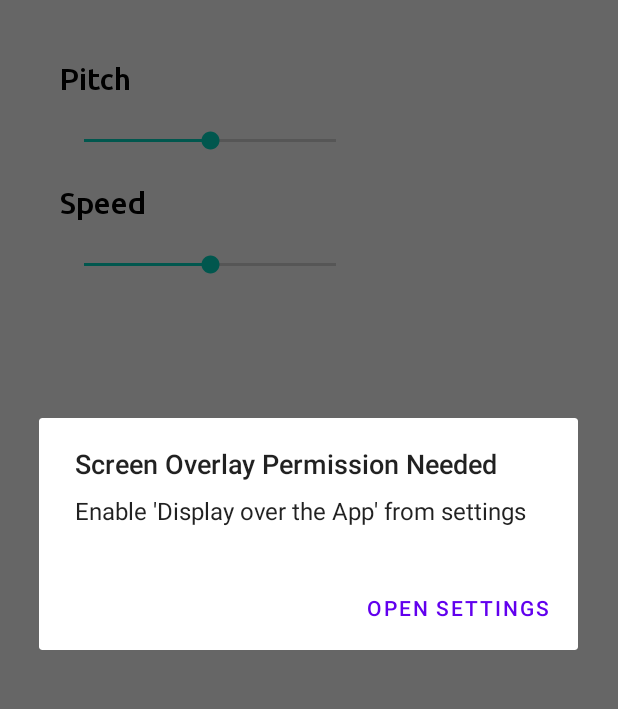
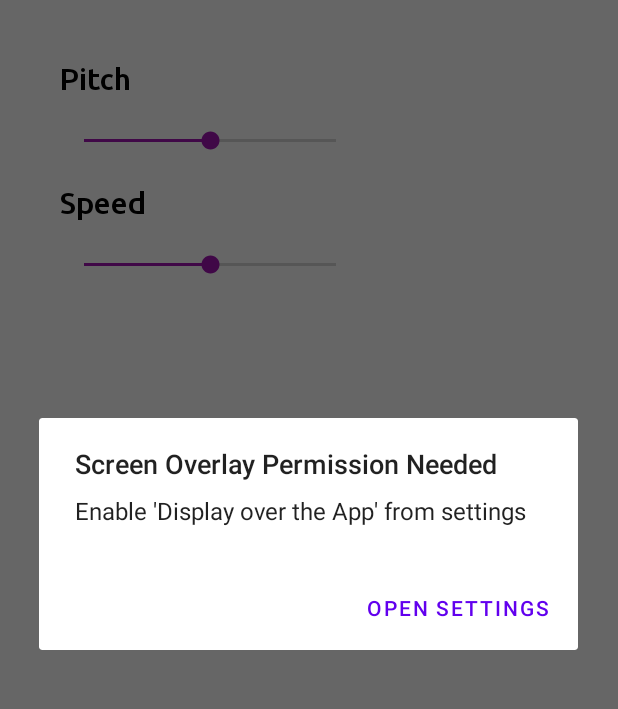
Before and after one commit to JamalAartsen/MyRead, an Android app: the HomeFragment screen opened through its navigation route, after a tap on "START", on a phone screen of 412 x 824 dp, the part 84-793 px from its top. Run offline under Robolectric (Android 15) with nearby library versions, the light colour scheme and no system bars; our stand-ins replace Dagger/Hilt's generated code, EventBus.

Commit message:
Fix bug and did some code clean up

```diff
--- a/app/src/main/java/com/jamal/myread/ui/fragments/AlertDialogFragment.kt
+++ b/app/src/main/java/com/jamal/myread/ui/fragments/AlertDialogFragment.kt
@@ -10,14 +10,11 @@
 import android.util.Log
 import androidx.activity.result.contract.ActivityResultContracts
 import androidx.fragment.app.DialogFragment
-import androidx.fragment.app.viewModels
-import com.jamal.myread.viewmodel.HomeViewModel
 import dagger.hilt.android.AndroidEntryPoint
 
 @AndroidEntryPoint
-class AlertDialogFragment : DialogFragment() {
+class AlertDialogFragment: DialogFragment() {
 
-    private val viewModel by viewModels<HomeViewModel>()
     private val TAG = "AlertDialogFragment"
     val getResult = registerForActivityResult(
         ActivityResultContracts.StartActivityForResult()
--- a/app/src/main/java/com/jamal/myread/utils/AppModule.kt
+++ b/app/src/main/java/com/jamal/myread/utils/AppModule.kt
@@ -17,5 +17,5 @@
 
     @Provides
     @Singleton
-    fun provideService() : ScreenReaderService = ScreenReaderService()
+    fun provideService(): ScreenReaderService = ScreenReaderService()
 }
--- a/app/src/main/java/com/jamal/myread/viewmodel/HomeViewModel.kt
+++ b/app/src/main/java/com/jamal/myread/viewmodel/HomeViewModel.kt
@@ -13,10 +13,7 @@
 import com.jamal.myread.model.HomeRepository
 import dagger.hilt.android.lifecycle.HiltViewModel
 import dagger.hilt.android.qualifiers.ApplicationContext
-import kotlinx.coroutines.flow.Flow
-import kotlinx.coroutines.flow.catch
-import kotlinx.coroutines.flow.collect
-import kotlinx.coroutines.flow.map
+import kotlinx.coroutines.flow.*
 import java.io.IOException
 import javax.inject.Inject
 
@@ -28,7 +25,7 @@
     @ApplicationContext context: Context
 ) : ViewModel() {
 
-    val preferencesFlow: Flow<PreferencesVoice> = context.dataStore.data
+    private val preferencesFlow: Flow<PreferencesVoice> = context.dataStore.data
         .catch { exception ->
             if (exception is IOException) {
                 emit(emptyPreferences())
--- a/app/src/main/res/layout/fragment_home.xml
+++ b/app/src/main/res/layout/fragment_home.xml
@@ -8,10 +8,12 @@
     tools:context=".ui.fragments.HomeFragment">
 
     <RelativeLayout
+        android:id="@+id/relativeLayout3"
         android:layout_width="match_parent"
         android:layout_height="wrap_content"
         android:layout_margin="40dp"
-        app:layout_constraintTop_toTopOf="parent">
+        app:layout_constraintTop_toTopOf="parent"
+        tools:layout_editor_absoluteX="40dp">
 
         <TextView
             android:id="@+id/pitch_title"
@@ -29,7 +31,9 @@
             android:layout_height="wrap_content"
             android:layout_below="@+id/pitch_title"
             android:layout_marginBottom="20dp"
-            android:progress="50" />
+            android:progress="50"
+            android:progressTint="@color/dark_purple"
+            android:thumbTint="@color/dark_purple" />
 
         <TextView
             android:id="@+id/speed_title"
@@ -45,11 +49,27 @@
         <SeekBar
             android:id="@+id/seekbar_speed"
             android:layout_width="200dp"
+            android:layout_height="wrap_content"
+            android:layout_below="@+id/speed_title"
             android:progress="50"
-            android:layout_height="wrap_content"
-            android:layout_below="@+id/speed_title" />
+            android:progressTint="@color/dark_purple"
+            android:thumbTint="@color/dark_purple" />
 
     </RelativeLayout>
+
+    <TextView
+        android:id="@+id/uitleg_text"
+        android:layout_width="match_parent"
+        android:layout_height="wrap_content"
+        android:layout_marginLeft="40dp"
+        android:layout_marginRight="40dp"
+        android:layout_marginBottom="20dp"
+        android:fontFamily="@font/ubuntu_regular"
+        android:text="@string/click_on_the_start_button_below_to_start_the_app_and_let_your_phone_read_aloud"
+        android:textColor="@color/black"
+        app:layout_constraintBottom_toTopOf="@+id/start_button"
+        app:layout_constraintEnd_toEndOf="parent"
+        app:layout_constraintStart_toStartOf="parent" />
 
     <Button
         android:id="@+id/start_button"
--- a/app/src/main/res/values/strings.xml
+++ b/app/src/main/res/values/strings.xml
@@ -11,4 +11,5 @@
     <string name="close_image">Close Image</string>
     <string name="speed">Speed</string>
     <string name="pitch">Pitch</string>
+    <string name="click_on_the_start_button_below_to_start_the_app_and_let_your_phone_read_aloud">Click on the \'START\' button below to start the app and let your phone read aloud!</string>
 </resources>
```
Also changed, not shown: app/src/main/java/com/jamal/myread/ui/fragments/HomeFragment.kt (+4 -9 lines), app/src/main/java/com/jamal/myread/utils/NotificationUtils.kt (+17 -10 lines), app/src/main/res/drawable/ic_read_person_white.xml (added, +83 -0 lines).
